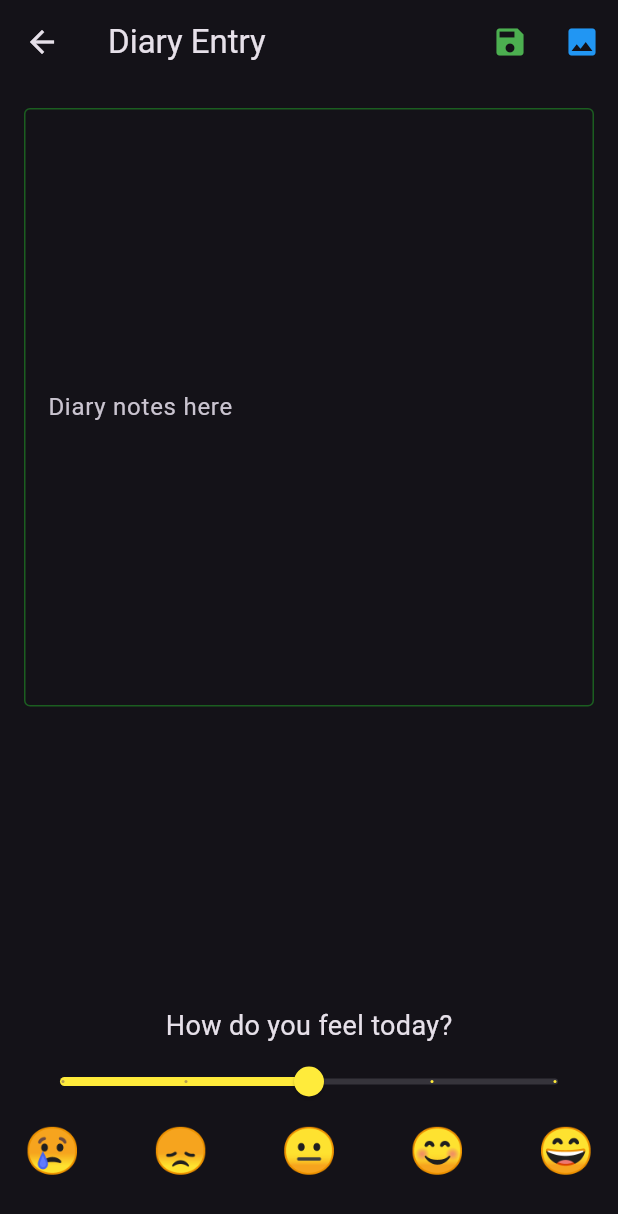
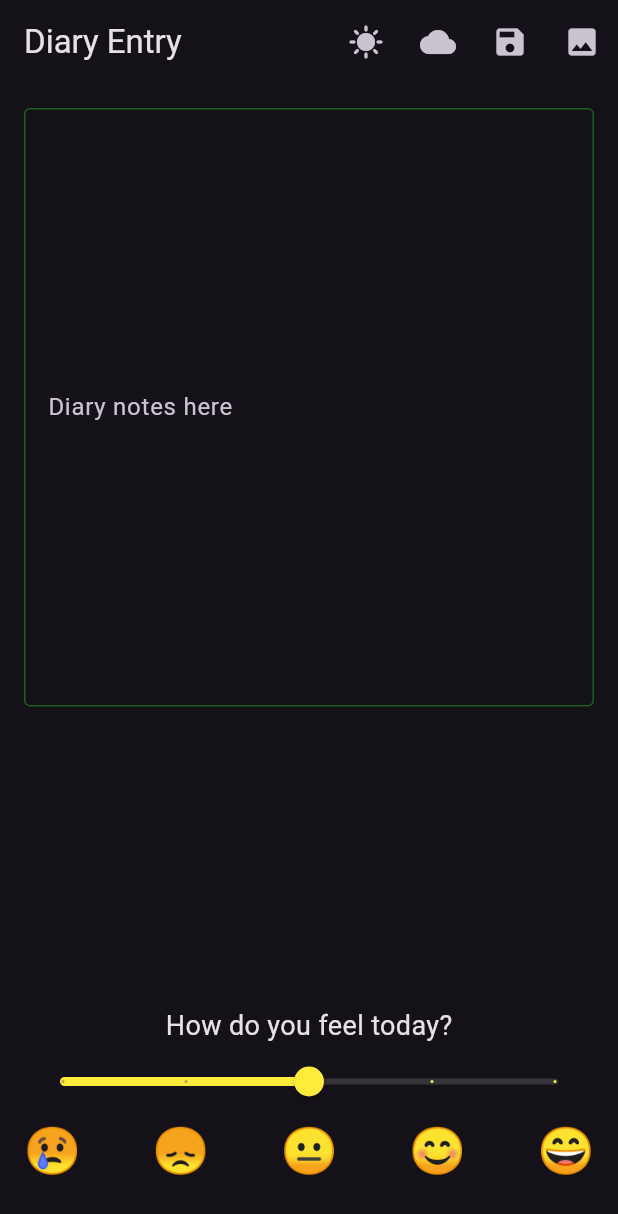
Before and after one commit to Zhgorrin/Journal, a Flutter app: the screen it shows after launch, after a tap on the "add" icon, on a phone screen of 412 x 824 dp. Shown: the top 1214 px of the screen. Run offline on Flutter 3.47's test engine with Material 3 defaults, Android fonts, the phone set to English and light mode, and no system bars; our stand-ins replace image_picker, sqflite; accounts and stored records are empty.

Commit message:
Added light/dark mode selection for entries

```diff
--- a/project/lib/diary_entry_page.dart
+++ b/project/lib/diary_entry_page.dart
@@ -7,13 +7,15 @@ class DiaryEntryPage extends StatefulWidget {
   final String? initialText;
   final List<File>? initialImages;
   final int initialMood;
-  final Function(String, List<File>, int) onUpdate;
+  final ThemeData initialTheme;
+  final Function(String, List<File>, ThemeData, int) onUpdate;
   final VoidCallback? onDelete;
 
   const DiaryEntryPage({
     super.key,
     this.initialText,
     this.initialImages,
+    required this.initialTheme,
     required this.initialMood,
     required this.onUpdate,
     this.onDelete,
@@ -27,6 +29,7 @@ class _DiaryEntryPageState extends State<DiaryEntryPage> {
   final TextEditingController _textEditingController = TextEditingController();
   final List<File> _images = [];
   late int _selectedMood;
+  late ThemeData _customTheme;
 
   @override
   void initState() {
@@ -36,29 +39,32 @@ class _DiaryEntryPageState extends State<DiaryEntryPage> {
       _images.addAll(widget.initialImages!);
     }
     _selectedMood = widget.initialMood;
+    _customTheme = widget.initialTheme;
   }
 
   @override
   Widget build(BuildContext context) {
-    return Theme(
-      data: ThemeData.dark().copyWith(
-        textSelectionTheme: TextSelectionThemeData(
-          selectionColor: Colors.green[900],
-        ),
-      ),
-      child: Scaffold(
+    return MaterialApp(
+      theme: _customTheme,
+      home: Scaffold(
         appBar: AppBar(
           title: const Text('Diary Entry'),
           actions: [
             IconButton(
+              icon: const Icon(Icons.sunny),
+              onPressed: _lightMode,
+            ),
+            IconButton(
+              icon: const Icon(Icons.cloud),
+              onPressed: _darkMode,
+            ),
+            IconButton(
               icon: const Icon(Icons.save),
               onPressed: _saveEntry,
-              color: Colors.green,
             ),
             IconButton(
               icon: const Icon(Icons.image),
               onPressed: _pickImage,
-              color: Colors.blue,
             ),
             if (widget.onDelete != null)
               IconButton(
@@ -68,7 +74,6 @@ class _DiaryEntryPageState extends State<DiaryEntryPage> {
                     widget.onDelete!();
                   }
                 },
-                color: Colors.red,
               ),
           ],
         ),
@@ -81,8 +86,6 @@ class _DiaryEntryPageState extends State<DiaryEntryPage> {
                   controller: _textEditingController,
                   maxLines: null,
                   expands: true,
-                  cursorColor: Colors.green[900],
-                  style: const TextStyle(color: Colors.white),
                   decoration: InputDecoration(
                     hintText: 'Diary notes here',
                     border: OutlineInputBorder(
@@ -132,9 +135,21 @@ class _DiaryEntryPageState extends State<DiaryEntryPage> {
     );
   }
 
+  void _lightMode() {
+    setState(() {
+      _customTheme = ThemeData.light();
+    });
+  }
+
+  void _darkMode() {
+    setState(() {
+      _customTheme = ThemeData.dark();
+    });
+  }
+
   void _saveEntry() {
     String entryText = _textEditingController.text;
-    widget.onUpdate(entryText, _images, _selectedMood);
+    widget.onUpdate(entryText, _images, _customTheme, _selectedMood);
     Navigator.pop(context);
   }
 
```
Also changed, not shown: project/lib/main.dart (+11 -2 lines), project/pubspec.lock.
